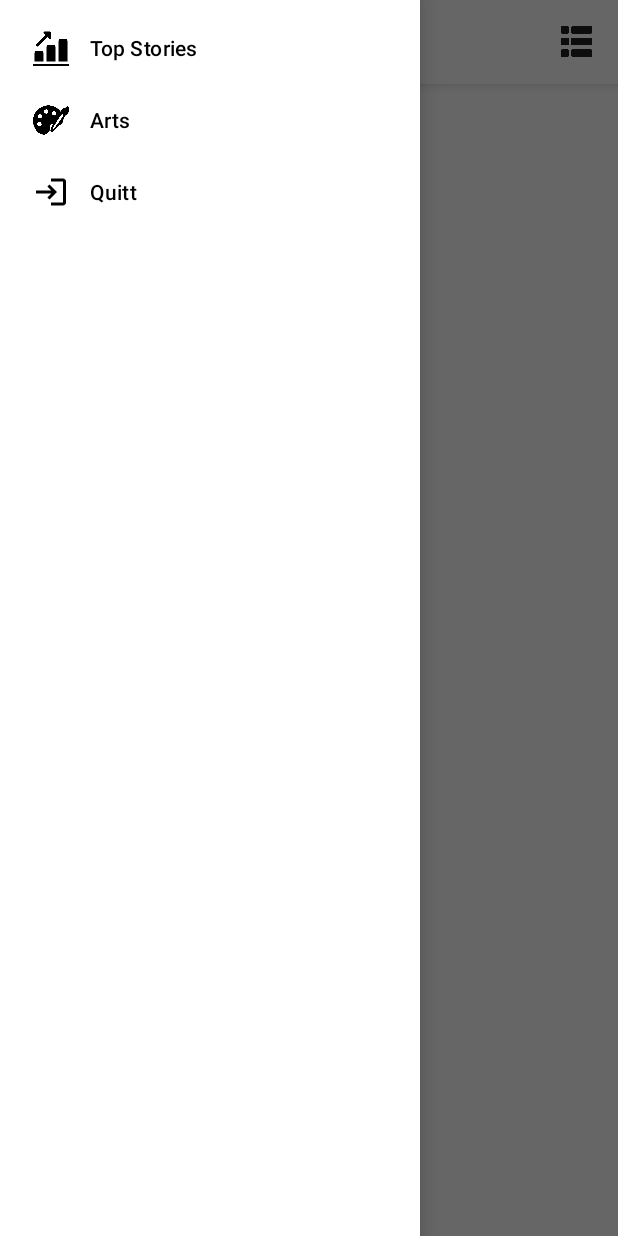
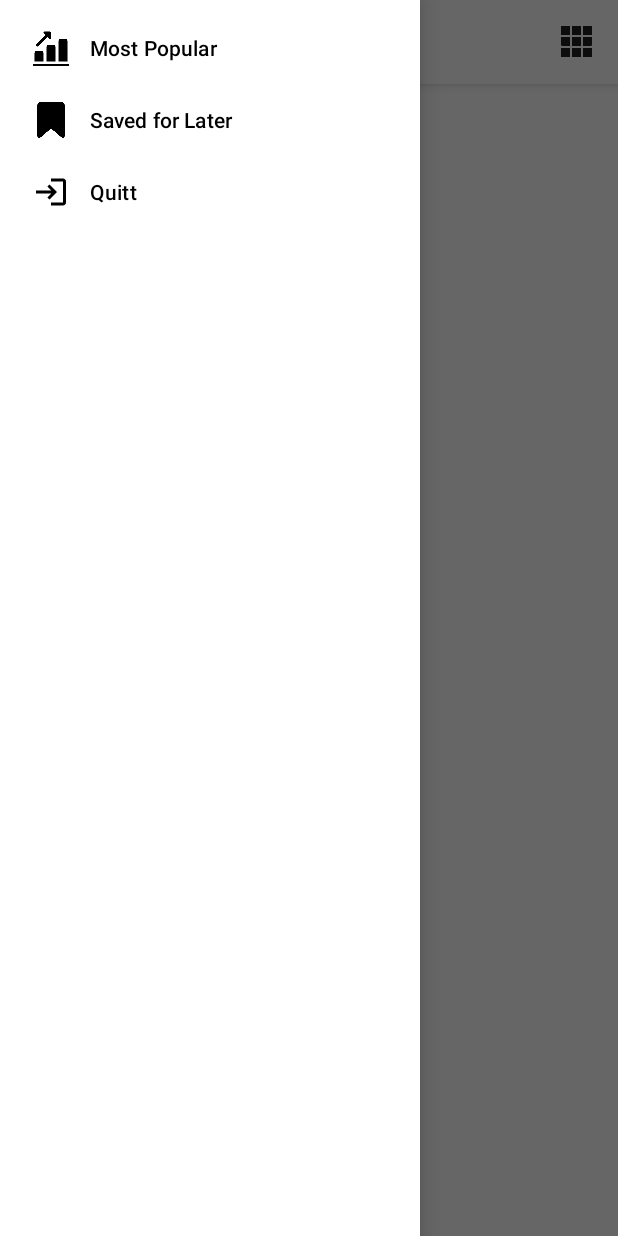
Before and after one commit to imadaufil/android-app, an Android app: the fragment SavedForLaterFragment placed in its activity, with the side drawer open, on a phone screen of 412 x 824 dp. Run offline under Robolectric (Android 15) with nearby library versions, the phone set to English and light mode, and no system bars.

Commit message:
refactor: Arts -> Saved for Later

```diff
--- a/app/src/main/java/com/example/mysteriousapp/MainActivity.java
+++ b/app/src/main/java/com/example/mysteriousapp/MainActivity.java
@@ -1,7 +1,6 @@
 package com.example.mysteriousapp;
 
 import androidx.annotation.NonNull;
-import androidx.appcompat.app.ActionBarDrawerToggle;
 import androidx.appcompat.app.AppCompatActivity;
 import androidx.appcompat.widget.Toolbar;
 import androidx.core.view.GravityCompat;
@@ -11,9 +10,9 @@ import androidx.fragment.app.FragmentTransaction;
 
 import android.os.Bundle;
 import android.util.SparseArray;
-import android.view.Gravity;
 import android.view.MenuItem;
 import android.view.View;
+import android.widget.ImageView;
 import android.widget.TextView;
 
 import com.google.android.material.navigation.NavigationView;
@@ -28,12 +27,34 @@ public class MainActivity extends AppCompatActivity {
     private Fragment currentFragment;
     private Toolbar toolbar;
 
+    private int currentLayout;
+
     @Override
     protected void onCreate(Bundle savedInstanceState) {
         super.onCreate(savedInstanceState);
         setContentView(R.layout.activity_main);
 
         setupNavigationElements();
+
+        ImageView imageView = (ImageView) findViewById(R.id.imageLayout);
+        currentLayout = 0;
+        ImageView view = (ImageView) findViewById(R.id.imageLayout);
+        view.setImageResource(R.drawable.ic_viewgrid_2);
+        view.setOnClickListener(new View.OnClickListener() {
+            @Override
+            public void onClick(View view) {
+                ImageView imageView = (ImageView) findViewById(R.id.imageLayout);
+                if (currentLayout == 0) {
+                    imageView.setImageResource(R.drawable.ic_viewlist);
+                    currentLayout = 1;
+                }
+
+                else {
+                    imageView.setImageResource(R.drawable.ic_viewgrid_2);
+                    currentLayout = 0;
+                }
+                }
+            });
 
 
         if (savedInstanceState != null) {
@@ -73,7 +94,6 @@ public class MainActivity extends AppCompatActivity {
         fragmentArray = new SparseArray<>(3);
 
         navigationView = findViewById(R.id.navigationView);
-
         navigationView.setNavigationItemSelectedListener(new NavigationView.OnNavigationItemSelectedListener() {
             @Override
             public boolean onNavigationItemSelected(@NonNull MenuItem menuItem) {
@@ -94,23 +114,31 @@ public class MainActivity extends AppCompatActivity {
     }
 
     private Fragment getSelectedMenuFragment(int position) {
+        TextView textV = (TextView) findViewById(R.id.textTitlte);
         Fragment selectedFragment = fragmentArray.get(position);
         if (selectedFragment == null) {
             switch (position) {
                 //List screen
-                case 0:
-                    selectedFragment = TopStoriesFragment.newInstance();
-                    break;
                 //Favorites screen
                 case 1:
-                    selectedFragment = ArtsSectionFragment.newInstance();
+                    textV.setText("Saved For Later");
+                    selectedFragment = SavedForLaterFragment.newInstance();
                     break;
                 //Default, let's go back to list screen
                 default:
+                    textV.setText("Most Popular");
                     selectedFragment = TopStoriesFragment.newInstance();
                     break;
             }
             fragmentArray.append(position, selectedFragment);
+        }
+        switch (position) {
+            case 1:
+                textV.setText("Saved For Later");
+                break;
+            default:
+                textV.setText("Most Popular");
+                break;
         }
         currentFragment = selectedFragment;
         return selectedFragment;
@@ -130,8 +158,6 @@ public class MainActivity extends AppCompatActivity {
     @Override
     public void onSaveInstanceState(Bundle savedInstanceState) {
         super.onSaveInstanceState(savedInstanceState);
-        //we need to save the state of the current selected fragment,
-        //so in case of orientation change, the right fragment will be displayed
         savedInstanceState.putInt(FRAGMENT_NUMBER_KEY, navigationView.getCheckedItem().getOrder());
         getSupportFragmentManager().putFragment(savedInstanceState, FRAGMENT_STORED_KEY, currentFragment);
 
--- a/app/src/main/java/com/example/mysteriousapp/ArtsSectionFragment.java
+++ b/app/src/main/java/com/example/mysteriousapp/SavedForLaterFragment.java
@@ -10,18 +10,18 @@ import android.view.ViewGroup;
 
 /**
  * A simple {@link Fragment} subclass.
- * Use the {@link ArtsSectionFragment#newInstance} factory method to
+ * Use the {@link SavedForLaterFragment#newInstance} factory method to
  * create an instance of this fragment.
  */
-public class ArtsSectionFragment extends Fragment {
+public class SavedForLaterFragment extends Fragment {
 
 
-    public ArtsSectionFragment() {
+    public SavedForLaterFragment() {
         // Required empty public constructor
     }
 
-    public static ArtsSectionFragment newInstance() {
-        return new ArtsSectionFragment();
+    public static SavedForLaterFragment newInstance() {
+        return new SavedForLaterFragment();
     }
 
     @Override
--- a/app/src/main/res/menu/navigation_menu.xml
+++ b/app/src/main/res/menu/navigation_menu.xml
@@ -11,8 +11,8 @@
     <item
         android:id="@+id/menuArts"
         android:orderInCategory="1"
-        android:icon="@drawable/ic_arts"
-        android:title="@string/arts_menu"
+        android:icon="@drawable/ic_bookmark"
+        android:title="@string/saved_for_later"
         />
 
     <item
--- a/app/src/main/res/values/strings.xml
+++ b/app/src/main/res/values/strings.xml
@@ -4,8 +4,9 @@
     <string name="hello_blank_fragment">Hello blank fragment</string>
     <string name="arts_section">ARTS SECTION</string>
     <string name="top_stories">TOP STORIES</string>
-    <string name="top_stories_menu">Top Stories</string>
+    <string name="top_stories_menu">Most Popular</string>
     <string name="arts_menu">Arts</string>
     <string name="others_menu">Others</string>
     <string name="log_off_menu">Quitt</string>
+    <string name="saved_for_later">Saved for Later</string>
 </resources>
```
Also changed, not shown: app/src/main/res/drawable/ic_bookmark.png (added).
